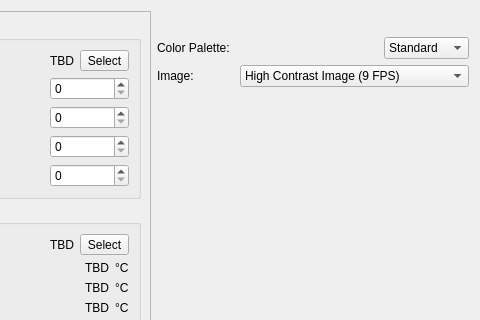
This is src/brickv/plugin_system/plugins/thermal_imaging/ui/thermal_imaging.ui in Tinkerforge/brickv as Qt 5 draws it before an edit; both pictures show x 345 to 825 and y 0 to 320 of the 825 by 666 pixel window. The edited form follows.
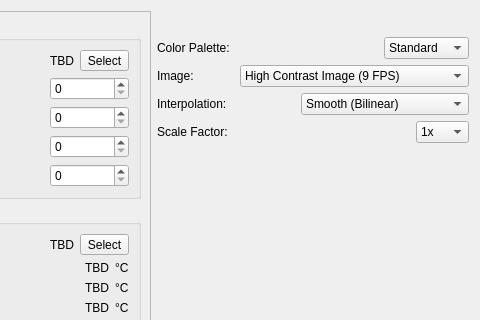
This is the edited form.

Commit message: thermal-imaging: Add interpolation and scale factor options

What changed in the file:
```diff
--- a/src/brickv/plugin_system/plugins/thermal_imaging/ui/thermal_imaging.ui
+++ b/src/brickv/plugin_system/plugins/thermal_imaging/ui/thermal_imaging.ui
@@ -639,6 +639,97 @@
        </item>
       </layout>
      </item>
+     <item>
+      <layout class="QHBoxLayout" name="horizontalLayout_13">
+       <item>
+        <widget class="QLabel" name="label_26">
+         <property name="text">
+          <string>Interpolation:</string>
+         </property>
+        </widget>
+       </item>
+       <item>
+        <spacer name="horizontalSpacer_5">
+         <property name="orientation">
+          <enum>Qt::Horizontal</enum>
+         </property>
+         <property name="sizeHint" stdset="0">
+          <size>
+           <width>40</width>
+           <height>20</height>
+          </size>
+         </property>
+        </spacer>
+       </item>
+       <item>
+        <widget class="QComboBox" name="combo_interpolation">
+         <item>
+          <property name="text">
+           <string>Smooth (Bilinear)</string>
+          </property>
+         </item>
+         <item>
+          <property name="text">
+           <string>None (Nearest Neighbor)</string>
+          </property>
+         </item>
+        </widget>
+       </item>
+      </layout>
+     </item>
+     <item>
+      <layout class="QHBoxLayout" name="horizontalLayout_12">
+       <item>
+        <widget class="QLabel" name="label_7">
+         <property name="text">
+          <string>Scale Factor:</string>
+         </property>
+        </widget>
+       </item>
+       <item>
+        <spacer name="horizontalSpacer_3">
+         <property name="orientation">
+          <enum>Qt::Horizontal</enum>
+         </property>
+         <property name="sizeHint" stdset="0">
+          <size>
+           <width>40</width>
+           <height>20</height>
+          </size>
+         </property>
+        </spacer>
+       </item>
+       <item>
+        <widget class="QComboBox" name="combo_scale_factor">
+         <item>
+          <property name="text">
+           <string>1x</string>
+          </property>
+         </item>
+         <item>
+          <property name="text">
+           <string>1.5x</string>
+          </property>
+         </item>
+         <item>
+          <property name="text">
+           <string>2x</string>
+          </property>
+         </item>
+         <item>
+          <property name="text">
+           <string>2.5x</string>
+          </property>
+         </item>
+         <item>
+          <property name="text">
+           <string>3x</string>
+          </property>
+         </item>
+        </widget>
+       </item>
+      </layout>
+     </item>
      <item>
       <spacer name="verticalSpacer">
        <property name="orientation">
```
Left out of the diff: 10 changed lines with no effect on the pictures. The commit also changes 1 other file.
